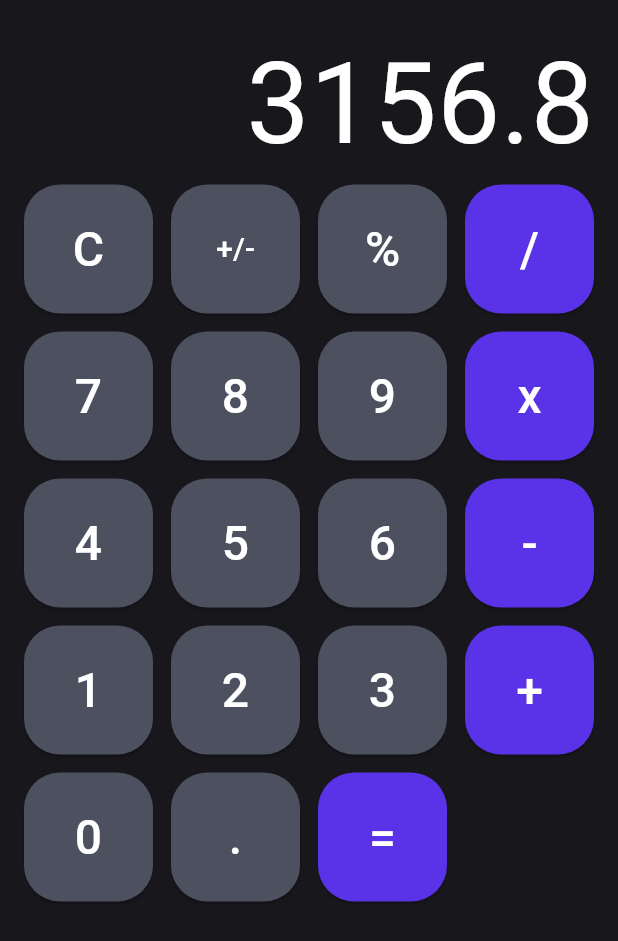
After one commit to amalikrigger/gcoat_tutorial_session_1, a Flutter app: the screen it shows after launch, swiped to page 4, on a phone screen of 412 x 824 dp. The commit adds this screen. Shown: the top 941 px of the screen. Run offline on Flutter 3.47's test engine with Material 3 defaults, Android fonts, the phone set to English and light mode, and no system bars.

Commit message:
Adding improvements

```diff
--- a/lib/main.dart
+++ b/lib/main.dart
@@ -1,5 +1,6 @@
 import 'package:flutter/material.dart';
 import 'package:gcoat_tutorial_session_1/pages/calculator.dart';
+import 'package:gcoat_tutorial_session_1/pages/calculator2.dart';
 import 'package:gcoat_tutorial_session_1/pages/input.dart';
 
 import 'pages/counter.dart';
@@ -408,6 +409,7 @@ class _DemoAppState extends State<DemoApp> {
           Counter(),
           Calculator(),
           Input(),
+          Calculator2(),
         ],
       ),
     );
--- /dev/null
+++ b/lib/pages/calculator2.dart
@@ -0,0 +1,146 @@
+import 'package:flutter/material.dart';
+
+class Calculator2 extends StatefulWidget {
+  const Calculator2({super.key});
+
+  @override
+  State<Calculator2> createState() => _CalculatorState();
+}
+
+class _CalculatorState extends State<Calculator2> {
+  @override
+  Widget build(BuildContext context) {
+    return Scaffold(
+      backgroundColor: const Color(0xFF17171C),
+      body: SafeArea(
+        child: Padding(
+          padding: const EdgeInsets.all(16),
+          child: Expanded(
+            child: Column(
+              mainAxisAlignment: MainAxisAlignment.end,
+              crossAxisAlignment: CrossAxisAlignment.end,
+              children: [
+                const Text(
+                  '3156.8',
+                  style: TextStyle(
+                    fontSize: 75,
+                    color: Colors.white,
+                    fontWeight: FontWeight.w400,
+                  ),
+                ),
+                Expanded(
+                  child: GridView.count(
+                    physics: const NeverScrollableScrollPhysics(),
+                    crossAxisCount: 4,
+                    mainAxisSpacing: 12,
+                    crossAxisSpacing: 12,
+                    children: const [
+                      Calculator2Button(
+                        text: 'C',
+                      ),
+                      Calculator2Button(
+                        text: '+/-',
+                        fontSize: 20,
+                      ),
+                      Calculator2Button(
+                        text: '%',
+                      ),
+                      Calculator2Button(
+                        text: '/',
+                        color: Color(0xFF5A32E7),
+                      ),
+                      Calculator2Button(
+                        text: '7',
+                      ),
+                      Calculator2Button(
+                        text: '8',
+                      ),
+                      Calculator2Button(
+                        text: '9',
+                      ),
+                      Calculator2Button(
+                        text: 'x',
+                        color: Color(0xFF5A32E7),
+                      ),
+                      Calculator2Button(
+                        text: '4',
+                      ),
+                      Calculator2Button(
+                        text: '5',
+                      ),
+                      Calculator2Button(
+                        text: '6',
+                      ),
+                      Calculator2Button(
+                        text: '-',
+                        color: Color(0xFF5A32E7),
+                      ),
+                      Calculator2Button(
+                        text: '1',
+                      ),
+                      Calculator2Button(
+                        text: '2',
+                      ),
+                      Calculator2Button(
+                        text: '3',
+                      ),
+                      Calculator2Button(
+                        text: '+',
+                        color: Color(0xFF5A32E7),
+                      ),
+                      Calculator2Button(
+                        text: '0',
+                      ),
+                      Calculator2Button(
+                        text: '.',
+                      ),
+                      Calculator2Button(
+                        text: '=',
+                        color: Color(0xFF5A32E7),
+                      ),
+                    ],
+                  ),
+                ),
+              ],
+            ),
+          ),
+        ),
+      ),
+    );
+  }
+}
+
+class Calculator2Button extends StatelessWidget {
+  const Calculator2Button({
+    super.key,
+    required this.text,
+    this.color = const Color(0xFF4D505F),
+    this.fontSize = 32,
+  });
+
+  final String text;
+  final Color color;
+  final double fontSize;
+
+  @override
+  Widget build(BuildContext context) {
+    return ElevatedButton(
+      style: ElevatedButton.styleFrom(
+        backgroundColor: color,
+        foregroundColor: Colors.white,
+        shape: const RoundedRectangleBorder(
+          borderRadius: BorderRadius.all(
+            Radius.circular(
+              24,
+            ),
+          ),
+        ),
+      ),
+      onPressed: () => print(text),
+      child: Text(
+        text,
+        style: TextStyle(fontSize: fontSize),
+      ),
+    );
+  }
+}
```
